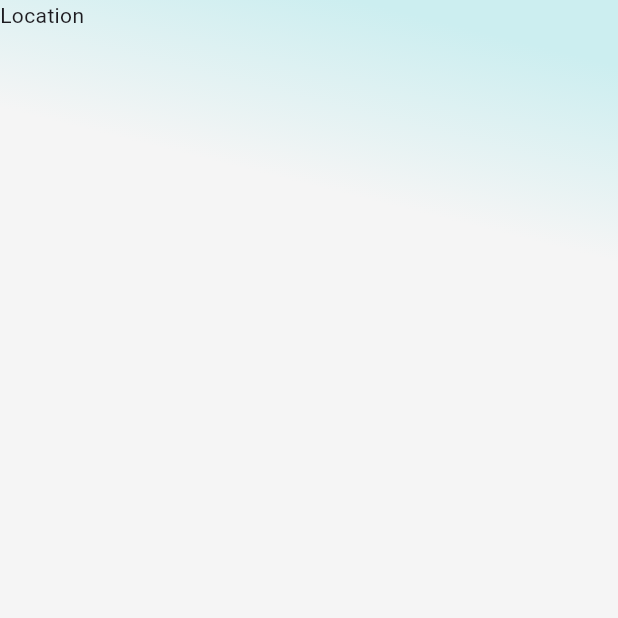
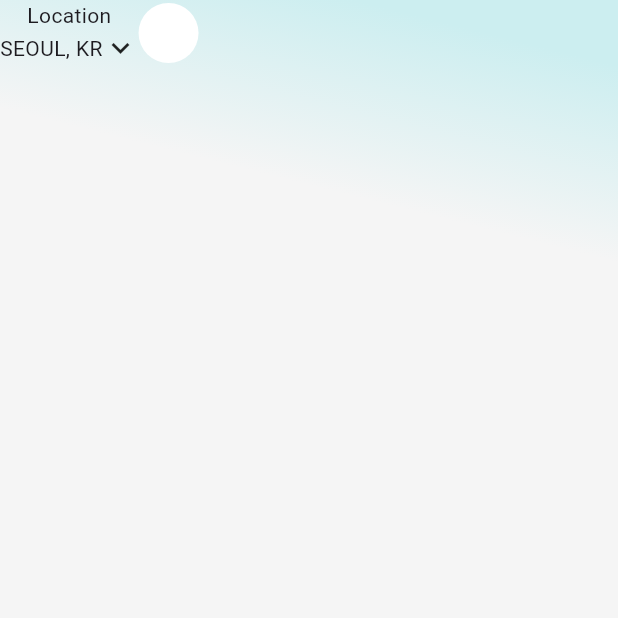
Before and after one commit to JAICHANGPARK/flutter_notebook_chapter_49, a Flutter app: the RealEstateHomePage screen opened directly, on a phone screen of 412 x 824 dp, the top half of it. Run offline on Flutter 3.47's test engine with Material 3 defaults, Android fonts, the phone set to English and light mode, and no system bars; our stand-ins replace dots_indicator, gap, google_fonts.

Commit message:
Update real_estate_home_page.dart

```diff
--- a/lib/ep2472_real_estate_app/ui/real_estate_home_page.dart
+++ b/lib/ep2472_real_estate_app/ui/real_estate_home_page.dart
@@ -29,6 +29,8 @@ class _RealEstateHomePageState extends State<RealEstateHomePage> {
             ),
           ),
           Positioned(
+            child: SafeArea(
+              bottom: false,
               child: Column(
                 crossAxisAlignment: CrossAxisAlignment.start,
                 children: [
@@ -45,14 +47,19 @@ class _RealEstateHomePageState extends State<RealEstateHomePage> {
                           Text("Location"),
                           Row(
                             children: [
-
-                          ],
-                        )
+                              Text("SEOUL, KR"),
+                              Icon(Icons.keyboard_arrow_down),
                             ],
                           )
                         ],
                       ),
+                      CircleAvatar(
+                        backgroundColor: Colors.white,
+                      ),
                     ],
+                  ),
+                ],
+              ),
             ),
           ),
         ],
```
Lines whose indentation alone changed are shown as unchanged.
